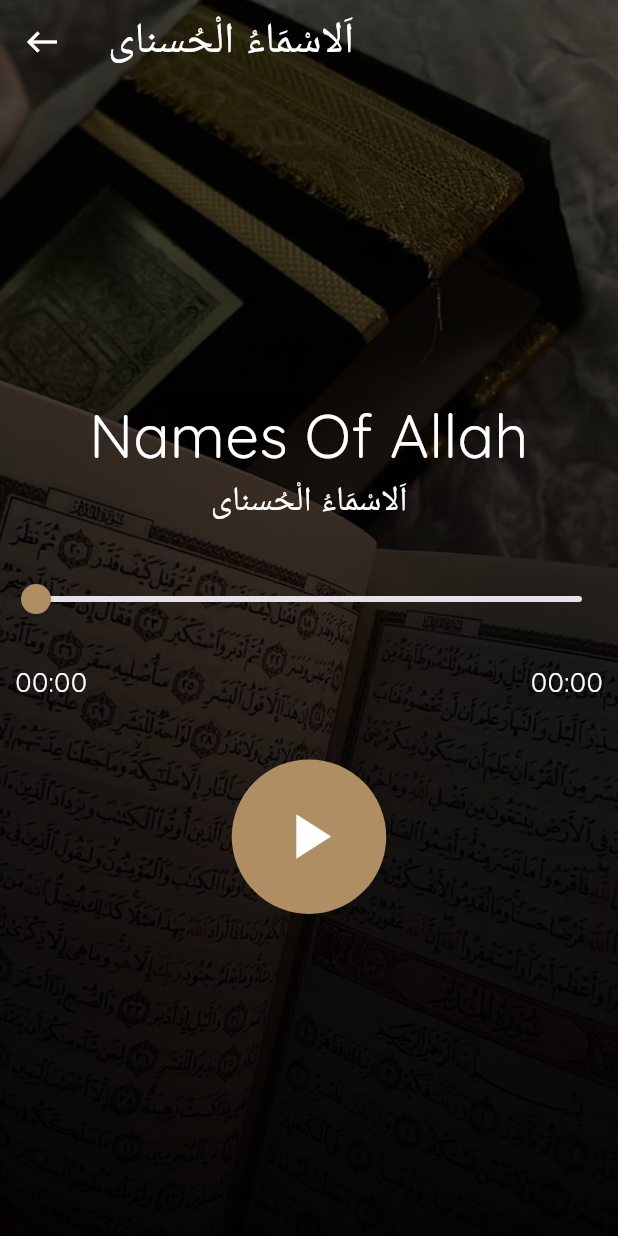
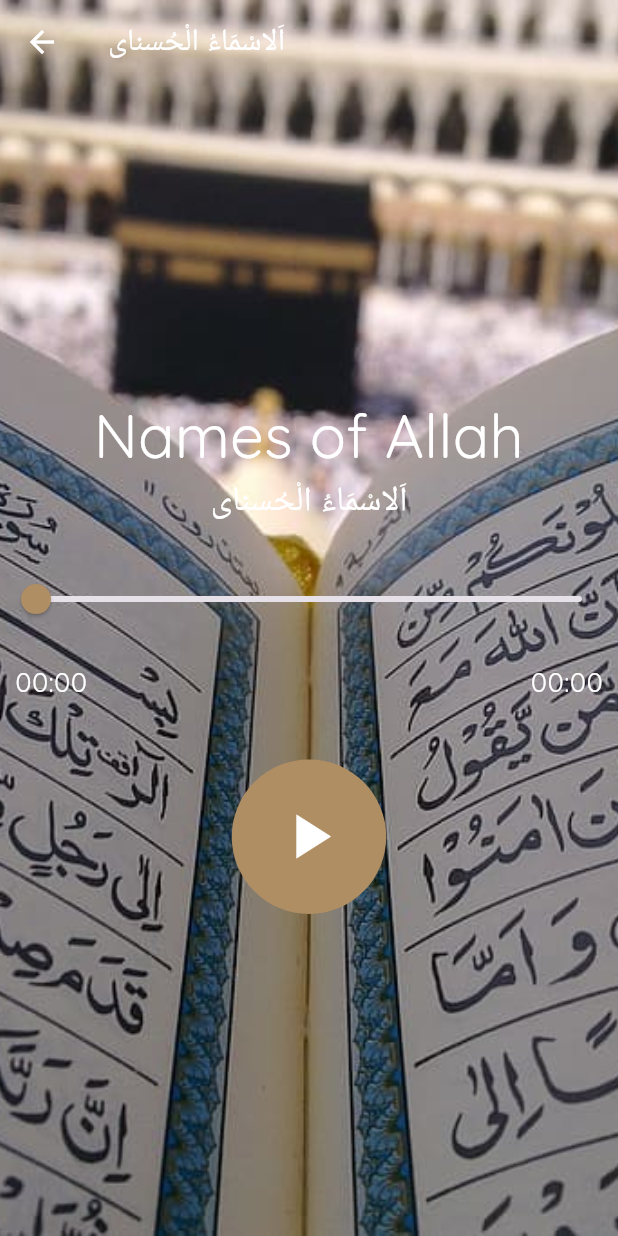
Before and after one commit to Ibtasam-98/noor-e-quran, a Flutter app: the AudioPlayerScreen screen opened directly, on a phone screen of 412 x 824 dp. Run offline on Flutter 3.47's test engine with Material 3 defaults, Android fonts, the phone set to English and light mode, and no system bars; our stand-ins replace audioplayers, connectivity_plus, flutter_advanced_drawer, flutter_compass, flutter_html, flutter_screenutil and 24 more; missing offline and left inert: flutter_pdfview, glowy_borders, hadith, image_editor_plus, islamic_hijri_calendar, quran and 1 more; accounts and stored records are empty.

```diff
--- a/lib/app/views/common/audio_player_screen.dart
+++ b/lib/app/views/common/audio_player_screen.dart
@@ -1,12 +1,16 @@
+
 import 'package:flutter/material.dart';
+import 'package:audioplayers/audioplayers.dart';
 import 'package:flutter_screenutil/flutter_screenutil.dart';
 import 'package:get/get.dart';
 import 'package:glowy_borders/glowy_borders.dart';
+import 'package:google_fonts/google_fonts.dart';
 import 'package:marquee/marquee.dart';
-import 'package:noor_e_quran/app/config/app_colors.dart';
 import 'package:noor_e_quran/app/config/app_sizedbox.dart';
+import 'package:noor_e_quran/app/controllers/app_theme_switch_controller.dart';
+import '../../config/app_colors.dart';
 import '../../widgets/custom_text.dart';
-import 'package:just_audio/just_audio.dart'; // Import just_audio
+
 
 class AudioPlayerScreen extends StatefulWidget {
   final String title;
@@ -27,109 +31,133 @@
 }
 
 class _AudioPlayerScreenState extends State<AudioPlayerScreen> {
-  final AudioPlayer _audioPlayer = AudioPlayer(); // Use just_audio's AudioPlayer
+  AudioPlayer audioPlayer = AudioPlayer();
   bool isPlaying = false;
-  Duration _currentPosition = Duration.zero;
-  Duration _totalDuration = Duration.zero;
+  double currentPosition = 0.0;
+  double totalDuration = 0.0;
 
   @override
   void initState() {
     super.initState();
-    _initAudioPlayer();
-  }
 
-  Future<void> _initAudioPlayer() async {
-    try {
-      await _audioPlayer.setAsset(widget.audioUrl); // Use setAsset with the asset path
-
-      _audioPlayer.playerStateStream.listen((playerState) {
+    audioPlayer.onDurationChanged.listen((Duration duration) {
+      if (mounted) {  // Check if the widget is still mounted
         setState(() {
-          isPlaying = playerState.playing;
-        });
-      });
-
-      _audioPlayer.durationStream.listen((duration) {
-        if (mounted) {
-          setState(() {
-            _totalDuration = duration ?? Duration.zero;
+          totalDuration = duration.inMilliseconds.toDouble();
         });
       }
     });
 
-      _audioPlayer.positionStream.listen((position) {
-        if (mounted) {
+    audioPlayer.onPositionChanged.listen((Duration position) {
+      if (mounted) {  // Check if the widget is still mounted
         setState(() {
-            _currentPosition = position;
+          currentPosition = position.inMilliseconds.toDouble();
         });
       }
     });
-    } catch (e) {
-      print("Error initializing audio player: $e");
+
+    audioPlayer.onPlayerComplete.listen((_) {
+      if (mounted) {  // Check if the widget is still mounted
+        setState(() {
+          isPlaying = false;
+        });
       }
+    });
   }
+
   @override
   void dispose() {
-    _audioPlayer.dispose();
+    audioPlayer.dispose();
     super.dispose();
   }
 
   // Play or Pause Audio
   void toggleAudio() async {
+    // Check internet connection before attempting to play audio
+    // var connectivityResult = await (Connectivity().checkConnectivity());
+    //
+    // if (connectivityResult == ConnectivityResult.none) {
+    //   // Show dialog to prompt user to connect to the internet
+    //   _showNoInternetDialog();
+    //   return;
+    // }
+
+    try {
       if (isPlaying) {
-      await _audioPlayer.pause();
+        await audioPlayer.pause();
       } else {
-      await _audioPlayer.play();
+        if (widget.audioUrl.startsWith('http') || widget.audioUrl.startsWith('https')) {
+          await audioPlayer.play(UrlSource(widget.audioUrl));
+        } else {
+          await audioPlayer.play(AssetSource(widget.audioUrl));
         }
       }
 
-  // Format the time from Duration to mm:ss
-  String formatDuration(Duration duration) {
-    String twoDigits(int n) => n.toString().padLeft(2, '0');
-    final String minutes = twoDigits(duration.inMinutes.remainder(60));
-    final String seconds = twoDigits(duration.inSeconds.remainder(60));
-    return '$minutes:$seconds';
+      setState(() {
+        isPlaying = !isPlaying;
+      });
+    } catch (e) {
+      print("Error playing audio: $e");
     }
+  }
+
+  // Format the time from milliseconds to mm:ss
+  String formatDuration(double duration) {
+    int minutes = (duration / 1000 / 60).floor();
+    int seconds = ((duration / 1000) % 60).floor();
+    return '${minutes.toString().padLeft(2, '0')}:${seconds.toString().padLeft(2, '0')}';
+  }
+
+  // Show a dialog if no internet connection
+  void _showNoInternetDialog() {
+    showDialog(
+      context: context,
+      barrierDismissible: false,  // Prevent dismissing the dialog
+      builder: (BuildContext context) {
+        return AlertDialog(
+          title: Text('No Internet Connection'),
+          content: Text('Please connect to the internet and try again.'),
+          actions: <Widget>[
+            TextButton(
+              child: Text('OK'),
+              onPressed: () {
+                Navigator.of(context).pop();
+              },
+            ),
+          ],
+        );
+      },
+    );
+  }
+
+  final AppThemeSwitchController themeController = Get.put(AppThemeSwitchController());
 
   @override
   Widget build(BuildContext context) {
-    return Stack(
-      children: [
-        Container(
+    return Container(
       decoration: BoxDecoration(
         image: DecorationImage(
-              image: AssetImage("assets/images/quran_bg_audio.jpg"),
+          image: AssetImage(themeController.isDarkMode.value ? 'assets/images/quran_bg_dark.jpg' : 'assets/images/quran_bg_light.jpg'),
           fit: BoxFit.cover,
         ),
       ),
-        ),
-        Container(
-          decoration: BoxDecoration(
-            gradient: LinearGradient(
-              begin: Alignment.bottomCenter,
-              end: Alignment.topCenter,
-              colors: [
-                Colors.black.withOpacity(0.9), // Dark shadow at bottom
-                Colors.transparent, // Fade to transparent at top
-              ],
-            ),
-          ),
-        ),
-        Scaffold(
-          backgroundColor: Colors.transparent,
+      child: Scaffold(
+        backgroundColor: AppColors.transparent,
         appBar: AppBar(
           leading: IconButton(
-              icon: Icon(Icons.west, color: Colors.white),
+            icon: Icon(Icons.arrow_back, color: Colors.white),
             onPressed: () {
               Get.back();
             },
           ),
           backgroundColor: Colors.transparent,
+          centerTitle: false,
           elevation: 0,
           title: isPlaying
               ? Container(
-              height: 30,
+            height: 30,  // Set a fixed height for the Marquee
             child: Marquee(
-                text: "Playing " + " " + widget.title + " ( " + widget.latinName + " ) ",
+              text: "Playing " + widget.title + " " + widget.latinName,
               style: TextStyle(color: AppColors.white, fontSize: 20.sp, fontFamily: 'grenda'),
               scrollAxis: Axis.horizontal,
               crossAxisAlignment: CrossAxisAlignment.start,
@@ -139,7 +167,7 @@
           )
               : CustomText(
             title: widget.latinName,
-              fontSize: 25.sp,
+            fontSize: 18.sp,
             textColor: AppColors.white,
           ),
         ),
@@ -149,17 +177,16 @@
               child: Column(
                 mainAxisAlignment: MainAxisAlignment.center,
                 children: [
+                  // Arabic and Latin Name
                   CustomText(
                     title: widget.title,
                     fontSize: widget.titleFontSize,
                     maxLines: 2,
-                      capitalize: true,
                     textColor: AppColors.white,
                   ),
                   CustomText(
                     title: widget.latinName,
                     fontSize: 20.sp,
-                      capitalize: true,
                     maxLines: 2,
                     textColor: AppColors.white,
                   ),
@@ -167,30 +194,32 @@
                   Column(
                     crossAxisAlignment: CrossAxisAlignment.start,
                     children: [
+                      // Audio Progress Slider
                       Slider(
-                          value: _currentPosition.inMilliseconds.toDouble().clamp(0, _totalDuration.inMilliseconds.toDouble()),
+                        value: currentPosition,
                         activeColor: AppColors.primary,
-                          max: _totalDuration.inMilliseconds.toDouble(),
+                        max: totalDuration,
                         onChanged: (value) {
                           setState(() {
-                              _currentPosition = Duration(milliseconds: value.toInt());
+                            currentPosition = value;
                           });
-                            _audioPlayer.seek(Duration(milliseconds: value.toInt()));
+                          audioPlayer.seek(Duration(milliseconds: value.toInt()));
                         },
                       ),
                       AppSizedBox.space15h,
+                      // Duration labels (Start and End)
                       Padding(
                         padding: EdgeInsets.symmetric(horizontal: 10.0),
                         child: Row(
                           mainAxisAlignment: MainAxisAlignment.spaceBetween,
                           children: [
                             CustomText(
-                                title: formatDuration(_currentPosition),
+                              title: formatDuration(currentPosition),
                               textColor: AppColors.white,
                               fontSize: 16.sp,
                             ),
                             CustomText(
-                                title: formatDuration(_totalDuration),
+                              title: formatDuration(totalDuration),
                               textColor: AppColors.white,
                               fontSize: 16.sp,
                             ),
@@ -206,17 +235,17 @@
                     hoverColor: Colors.transparent,
                     onTap: toggleAudio,
                     child: AnimatedGradientBorder(
-                        borderSize: isPlaying ? 0.5 : 0.0,
-                        glowSize: isPlaying ? 0.5 : 0.0,
+                      borderSize: isPlaying ? 0.5 : 0.0, // Conditional size for animation
+                      glowSize: isPlaying ? 0.5 : 0.0, // Conditional glow for animation
                       gradientColors: isPlaying
                           ? const [
-                          Color(0xFFFFD700),
-                          Color(0xFFFFA500),
-                          Color(0xFFF4E2D8),
-                          Color(0xFFE09F3E),
-                          Color(0xFFB65D25),
+                        Color(0xFFFFD700), // Golden Yellow
+                        Color(0xFFFFA500), // Soft Orange
+                        Color(0xFFF4E2D8), // Light Cream
+                        Color(0xFFE09F3E), // Warm Honey
+                        Color(0xFFB65D25), // Muted Brownish Orange
                       ]
-                            : [AppColors.primary],
+                          : [AppColors.primary], // Static color when not playing
                       borderRadius: BorderRadius.all(Radius.circular(555.r)),
                       child: Padding(
                         padding: EdgeInsets.all(8.w),
@@ -238,7 +267,6 @@
           ],
         ),
       ),
-      ],
     );
   }
 }
--- a/lib/app/views/home/app_home_screen.dart
+++ b/lib/app/views/home/app_home_screen.dart
@@ -64,7 +64,6 @@
       titleFirstPart: "Noor e",
       titleSecondPart: " Quran",
       birdController: _homeBirdController,
-
       child: Column(
         crossAxisAlignment: CrossAxisAlignment.start,
         children: [
@@ -645,7 +644,6 @@
       ),
     );
   }
-
   final List<Map<String, dynamic>> menuItems = [
     {"title": "Quran", "subtitle": "Recitation", "destination": () => QuranMenuScreen()},
     {"title": "Tasbeeh", "subtitle": "Counter", "destination": () => TasbeehMainScreen()},
--- a/lib/app/views/home/verse_of_the_hour_screen.dart
+++ b/lib/app/views/home/verse_of_the_hour_screen.dart
@@ -128,8 +128,6 @@
                                     textColor: AppColors.primary,
                                     fontSize: 13.sp,
                                     title: 'Surah No. $surahNumber | Verse No. $verseNumber',
-                                    fontFamily: 'grenda',
-                                    fontWeight: FontWeight.bold,
                                   ),
                                 ],
                               ),
@@ -225,14 +223,14 @@
                                               textColor: AppColors.white
                                           );
                                         },
-                                        child: Text(
+                                        child: Obx(()=>Text(
                                           arabicText,
                                           style: TextStyle(
                                             fontSize: controller.currentFontSize.value,
                                             color: isDarkMode ? AppColors.white : AppColors.black,
                                           ),
                                           textAlign: TextAlign.end,
-                                        ),
+                                        ),),
                                       ),
                                     ),
                                   ),
```
Lines whose indentation alone changed are shown as unchanged.
